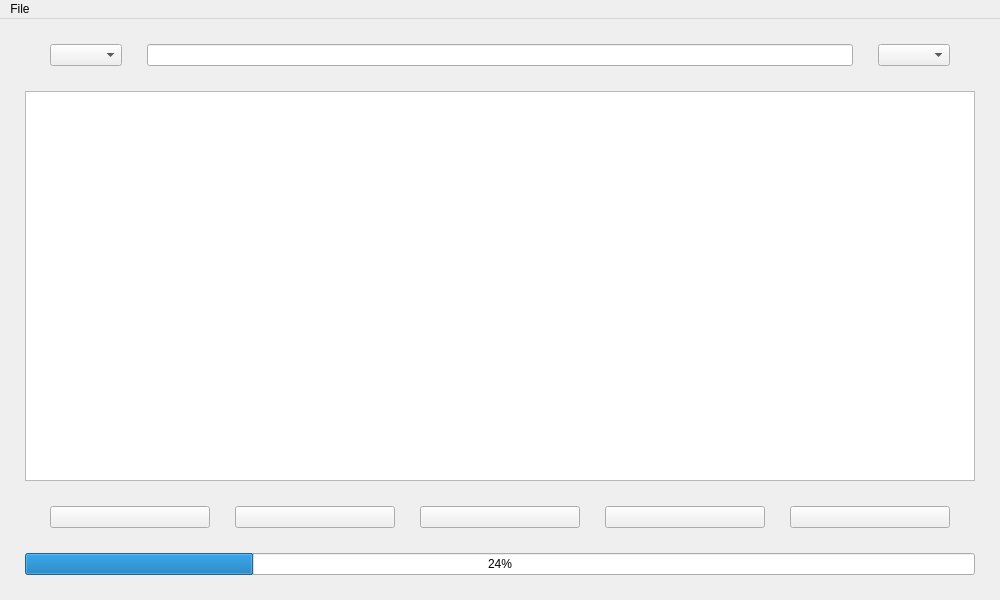
Above: src/frontend/gui/ui/sisyphus-gui.ui from redcorelinux/sisyphus before the change. Below: the same form after it.
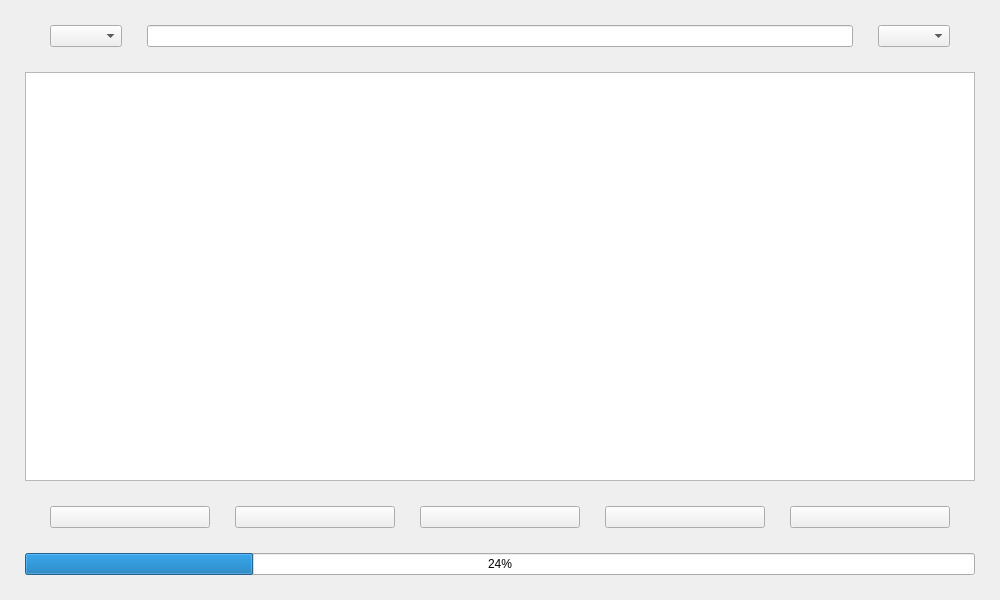
That is the form after the change. Icons and pictures are not drawn.

Commit message: drop menubar

```diff
--- a/src/frontend/gui/ui/sisyphus-gui.ui
+++ b/src/frontend/gui/ui/sisyphus-gui.ui
@@ -279,22 +279,6 @@
     </item>
    </layout>
   </widget>
-  <widget class="QMenuBar" name="menubar">
-   <property name="geometry">
-    <rect>
-     <x>0</x>
-     <y>0</y>
-     <width>1000</width>
-     <height>24</height>
-    </rect>
-   </property>
-   <widget class="QMenu" name="menuFile">
-    <property name="title">
-     <string>File</string>
-    </property>
-   </widget>
-   <addaction name="menuFile"/>
-  </widget>
  </widget>
  <tabstops>
   <tabstop>applicationFilter</tabstop>
```
